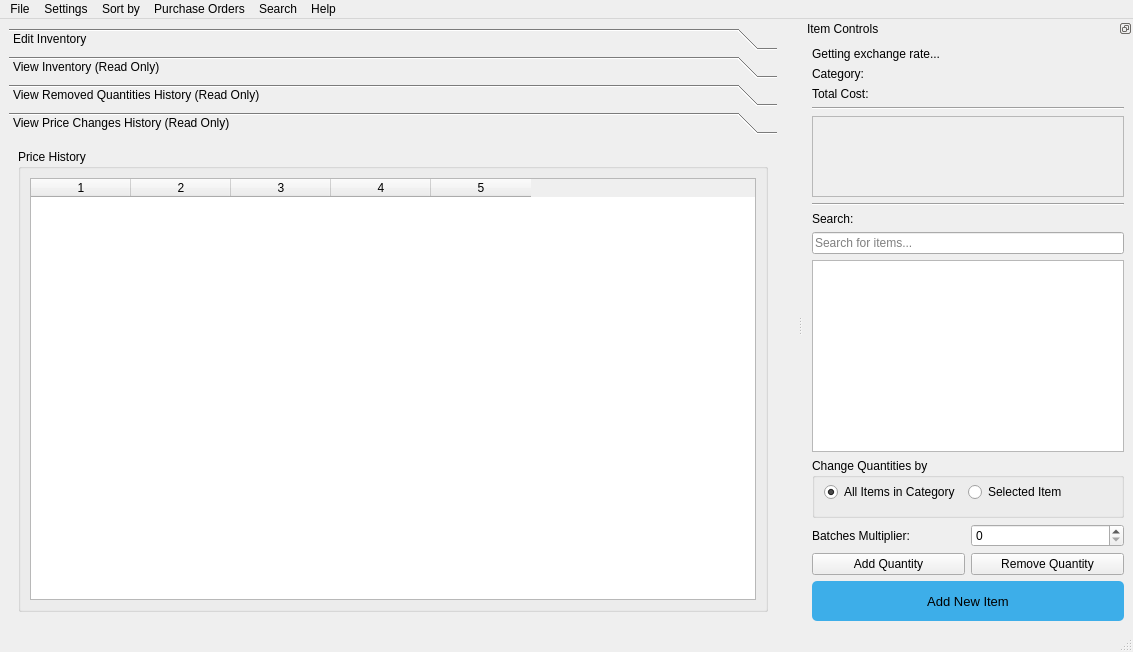
Before: the Qt Designer form ui/main_menu.ui in TheCodingJsoftware/Invigo, drawn with Qt 5.
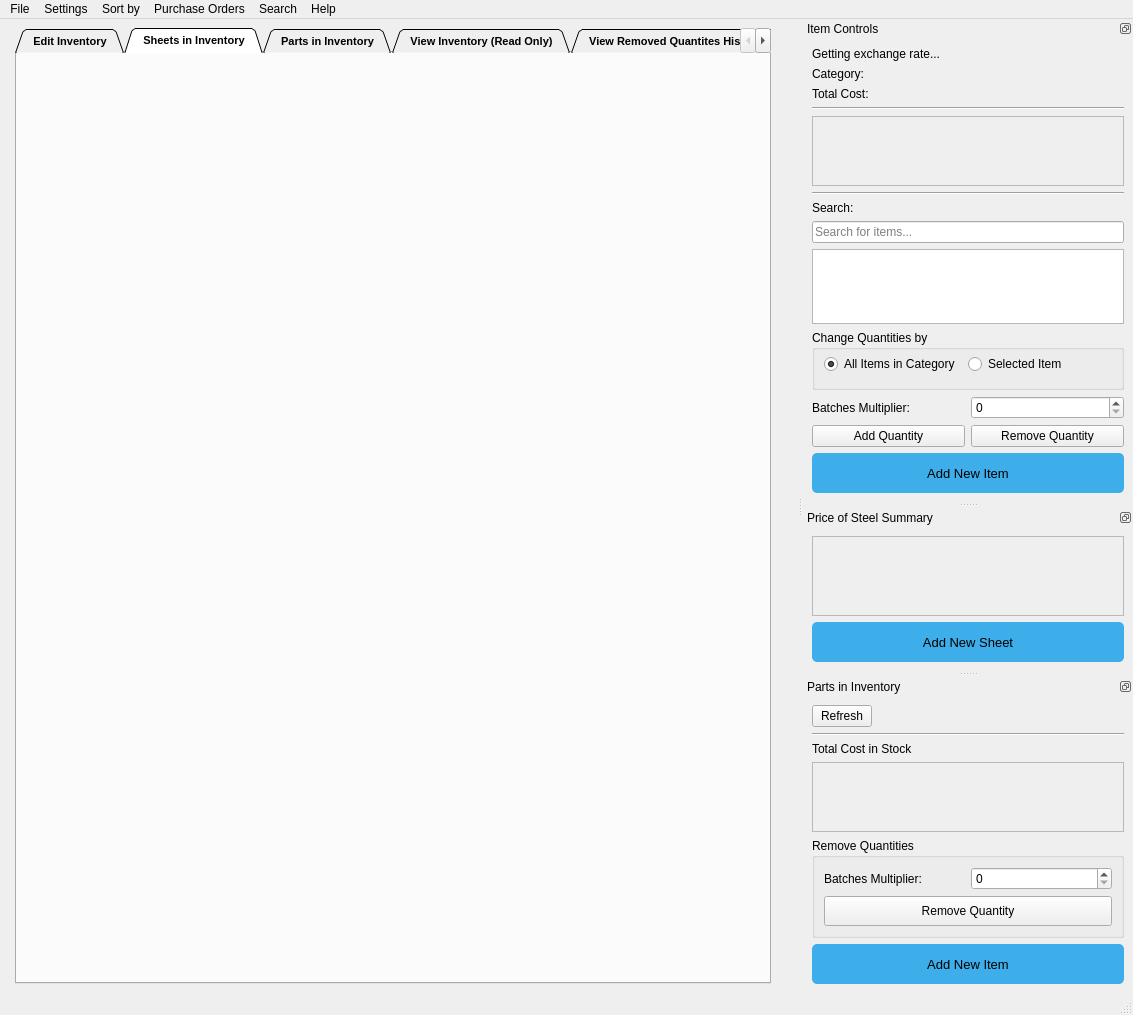
After: the same form once the commit is applied.

Patch:
```diff
--- a/ui/main_menu.ui
+++ b/ui/main_menu.ui
@@ -8,7 +8,7 @@
     <x>0</x>
     <y>0</y>
     <width>1133</width>
-    <height>652</height>
+    <height>1006</height>
    </rect>
   </property>
   <property name="acceptDrops">
@@ -23,53 +23,78 @@
      <number>20</number>
     </property>
     <item>
-     <widget class="QToolBox" name="toolBox">
-      <property name="frameShape">
-       <enum>QFrame::NoFrame</enum>
+     <layout class="QVBoxLayout" name="verticalLayout_status">
+      <property name="leftMargin">
+       <number>6</number>
       </property>
-      <property name="frameShadow">
-       <enum>QFrame::Plain</enum>
+      <property name="rightMargin">
+       <number>6</number>
+      </property>
+      <item>
+       <widget class="QTabWidget" name="tabWidget">
+        <property name="minimumSize">
+         <size>
+          <width>300</width>
+          <height>0</height>
+         </size>
+        </property>
+        <property name="font">
+         <font>
+          <pointsize>8</pointsize>
+          <weight>75</weight>
+          <bold>true</bold>
+         </font>
+        </property>
+        <property name="tabPosition">
+         <enum>QTabWidget::North</enum>
+        </property>
+        <property name="tabShape">
+         <enum>QTabWidget::Triangular</enum>
       </property>
       <property name="currentIndex">
-       <number>3</number>
-      </property>
-      <widget class="QWidget" name="inventory_page">
-       <property name="geometry">
-        <rect>
-         <x>0</x>
-         <y>0</y>
-         <width>770</width>
-         <height>477</height>
-        </rect>
-       </property>
-       <attribute name="label">
-        <string>Edit Inventory</string>
-       </attribute>
-       <attribute name="toolTip">
-        <string>Manage all items</string>
-       </attribute>
-       <layout class="QHBoxLayout" name="horizontalLayout_4">
+         <number>1</number>
+        </property>
+        <property name="elideMode">
+         <enum>Qt::ElideNone</enum>
+        </property>
+        <property name="tabBarAutoHide">
+         <bool>false</bool>
+        </property>
+        <widget class="QWidget" name="inventory_tab">
+         <attribute name="title">
+          <string>  Edit Inventory  </string>
+         </attribute>
+         <layout class="QVBoxLayout" name="verticalLayout_7">
         <item>
          <layout class="QVBoxLayout" name="verticalLayout"/>
         </item>
        </layout>
       </widget>
-      <widget class="QWidget" name="view_page">
-       <property name="geometry">
-        <rect>
-         <x>0</x>
-         <y>0</y>
-         <width>770</width>
-         <height>477</height>
-        </rect>
-       </property>
-       <attribute name="label">
-        <string>View Inventory (Read Only)</string>
-       </attribute>
-       <attribute name="toolTip">
-        <string>View all inventory items as read only.</string>
-       </attribute>
-       <layout class="QHBoxLayout" name="horizontalLayout_5">
+        <widget class="QWidget" name="tab_5">
+         <attribute name="title">
+          <string>  Sheets in Inventory  </string>
+         </attribute>
+         <layout class="QVBoxLayout" name="verticalLayout_13">
+          <item>
+           <layout class="QVBoxLayout" name="verticalLayout_10"/>
+          </item>
+         </layout>
+        </widget>
+        <widget class="QWidget" name="tab">
+         <attribute name="title">
+          <string>  Parts in Inventory  </string>
+         </attribute>
+         <layout class="QVBoxLayout" name="verticalLayout_12">
+          <item>
+           <layout class="QVBoxLayout" name="verticalLayout_11"/>
+          </item>
+         </layout>
+        </widget>
+        <widget class="QWidget" name="view_inventory_tab">
+         <attribute name="title">
+          <string>  View Inventory (Read Only)  </string>
+         </attribute>
+         <layout class="QHBoxLayout" name="horizontalLayout_14">
         <item>
          <layout class="QVBoxLayout" name="verticalLayout_4">
           <item>
@@ -79,19 +104,11 @@
         </item>
        </layout>
       </widget>
-      <widget class="QWidget" name="history_page">
-       <property name="geometry">
-        <rect>
-         <x>0</x>
-         <y>0</y>
-         <width>770</width>
-         <height>477</height>
-        </rect>
-       </property>
-       <attribute name="label">
-        <string>View Removed Quantities History (Read Only)</string>
-       </attribute>
-       <layout class="QHBoxLayout" name="horizontalLayout_7">
+        <widget class="QWidget" name="tab_3">
+         <attribute name="title">
+          <string>  View Removed Quantites History (Read Only)  </string>
+         </attribute>
+         <layout class="QVBoxLayout" name="verticalLayout_8">
         <item>
          <layout class="QVBoxLayout" name="verticalLayout_5">
           <item>
@@ -168,19 +185,11 @@
         </item>
        </layout>
       </widget>
-      <widget class="QWidget" name="price_history_page">
-       <property name="geometry">
-        <rect>
-         <x>0</x>
-         <y>0</y>
-         <width>770</width>
-         <height>477</height>
-        </rect>
-       </property>
-       <attribute name="label">
-        <string>View Price Changes History (Read Only)</string>
-       </attribute>
-       <layout class="QHBoxLayout" name="horizontalLayout_9">
+        <widget class="QWidget" name="tab_4">
+         <attribute name="title">
+          <string>  View Price Changes History (Read Only)  </string>
+         </attribute>
+         <layout class="QVBoxLayout" name="verticalLayout_9">
         <item>
          <layout class="QHBoxLayout" name="horizontalLayout_8">
           <item>
@@ -210,14 +219,6 @@
       </widget>
      </widget>
     </item>
-    <item>
-     <layout class="QVBoxLayout" name="verticalLayout_status">
-      <property name="leftMargin">
-       <number>6</number>
-      </property>
-      <property name="rightMargin">
-       <number>6</number>
-      </property>
      </layout>
     </item>
    </layout>
@@ -351,7 +352,7 @@
    <property name="minimumSize">
     <size>
      <width>330</width>
-     <height>491</height>
+     <height>483</height>
     </size>
    </property>
    <property name="floating">
@@ -415,7 +416,7 @@
             <x>0</x>
             <y>0</y>
             <width>308</width>
-            <height>78</height>
+            <height>69</height>
            </rect>
           </property>
           <property name="maximumSize">
@@ -680,6 +681,410 @@
     </layout>
    </widget>
   </widget>
+  <widget class="QDockWidget" name="dockWidget_price_of_steel">
+   <property name="enabled">
+    <bool>true</bool>
+   </property>
+   <property name="minimumSize">
+    <size>
+     <width>330</width>
+     <height>163</height>
+    </size>
+   </property>
+   <property name="features">
+    <set>QDockWidget::DockWidgetFloatable|QDockWidget::DockWidgetMovable</set>
+   </property>
+   <property name="allowedAreas">
+    <set>Qt::LeftDockWidgetArea|Qt::RightDockWidgetArea</set>
+   </property>
+   <property name="windowTitle">
+    <string>Price of Steel Summary</string>
+   </property>
+   <attribute name="dockWidgetArea">
+    <number>2</number>
+   </attribute>
+   <widget class="QWidget" name="dockWidgetContents_price_of_steel">
+    <layout class="QVBoxLayout" name="verticalLayout_15">
+     <item>
+      <widget class="QScrollArea" name="scrollArea_2">
+       <property name="widgetResizable">
+        <bool>true</bool>
+       </property>
+       <widget class="QWidget" name="scrollAreaWidgetContents_2">
+        <property name="geometry">
+         <rect>
+          <x>0</x>
+          <y>0</y>
+          <width>310</width>
+          <height>75</height>
+         </rect>
+        </property>
+        <property name="maximumSize">
+         <size>
+          <width>16777215</width>
+          <height>16777215</height>
+         </size>
+        </property>
+        <layout class="QVBoxLayout" name="verticalLayout_16">
+         <property name="spacing">
+          <number>0</number>
+         </property>
+         <property name="leftMargin">
+          <number>0</number>
+         </property>
+         <property name="topMargin">
+          <number>0</number>
+         </property>
+         <property name="rightMargin">
+          <number>0</number>
+         </property>
+         <property name="bottomMargin">
+          <number>0</number>
+         </property>
+         <item>
+          <layout class="QVBoxLayout" name="verticalLayout_14">
+           <property name="spacing">
+            <number>0</number>
+           </property>
+           <item>
+            <layout class="QGridLayout" name="gridLayout_price_of_steel">
+             <property name="horizontalSpacing">
+              <number>0</number>
+             </property>
+             <property name="verticalSpacing">
+              <number>6</number>
+             </property>
+            </layout>
+           </item>
+          </layout>
+         </item>
+         <item>
+          <spacer name="verticalSpacer">
+           <property name="orientation">
+            <enum>Qt::Vertical</enum>
+           </property>
+           <property name="sizeHint" stdset="0">
+            <size>
+             <width>20</width>
+             <height>40</height>
+            </size>
+           </property>
+          </spacer>
+         </item>
+        </layout>
+       </widget>
+      </widget>
+     </item>
+     <item>
+      <widget class="QPushButton" name="pushButton_add_new_sheet">
+       <property name="enabled">
+        <bool>true</bool>
+       </property>
+       <property name="sizePolicy">
+        <sizepolicy hsizetype="Minimum" vsizetype="Preferred">
+         <horstretch>0</horstretch>
+         <verstretch>0</verstretch>
+        </sizepolicy>
+       </property>
+       <property name="minimumSize">
+        <size>
+         <width>0</width>
+         <height>40</height>
+        </size>
+       </property>
+       <property name="maximumSize">
+        <size>
+         <width>16777215</width>
+         <height>40</height>
+        </size>
+       </property>
+       <property name="font">
+        <font>
+         <pointsize>10</pointsize>
+        </font>
+       </property>
+       <property name="cursor">
+        <cursorShape>ArrowCursor</cursorShape>
+       </property>
+       <property name="toolTip">
+        <string/>
+       </property>
+       <property name="statusTip">
+        <string>Create a new item</string>
+       </property>
+       <property name="styleSheet">
+        <string notr="true">
+        QPushButton#pushButton_add_new_sheet{
+            background-color: #3daee9;
+            border: 0.04em solid  #3daee9;
+            border-radius: 5px;
+        }
+        QPushButton#pushButton_add_new_sheet:hover{
+            background-color: #49b3eb;
+            border: 0.04em solid  #49b3eb;
+            border-radius: 5px;
+        }
+        QPushButton#pushButton_add_new_sheet:pressed{
+            background-color: #5cbaed;
+            color: #bae2f8;
+            border: 0.04em solid  #5cbaed;
+            border-radius: 5px;
+        }
+QPushButton#pushButton_add_new_sheet:disabled{
+            background-color: #222222;
+            color: gray;
+            border: 0.04em solid  gray;
+            border-radius: 1px;
+        }</string>
+       </property>
+       <property name="text">
+        <string>Add New Sheet</string>
+       </property>
+       <property name="checkable">
+        <bool>false</bool>
+       </property>
+       <property name="default">
+        <bool>false</bool>
+       </property>
+       <property name="flat">
+        <bool>false</bool>
+       </property>
+      </widget>
+     </item>
+    </layout>
+   </widget>
+  </widget>
+  <widget class="QDockWidget" name="dockWidget_parts_in_inventory">
+   <property name="minimumSize">
+    <size>
+     <width>330</width>
+     <height>313</height>
+    </size>
+   </property>
+   <property name="features">
+    <set>QDockWidget::DockWidgetFloatable|QDockWidget::DockWidgetMovable</set>
+   </property>
+   <property name="allowedAreas">
+    <set>Qt::LeftDockWidgetArea|Qt::RightDockWidgetArea</set>
+   </property>
+   <property name="windowTitle">
+    <string>Parts in Inventory</string>
+   </property>
+   <attribute name="dockWidgetArea">
+    <number>2</number>
+   </attribute>
+   <widget class="QWidget" name="dockWidgetContents_2">
+    <layout class="QVBoxLayout" name="verticalLayout_18">
+     <item>
+      <layout class="QVBoxLayout" name="verticalLayout_20">
+       <item>
+        <widget class="QPushButton" name="pushButton_refresh">
+         <property name="maximumSize">
+          <size>
+           <width>60</width>
+           <height>16777215</height>
+          </size>
+         </property>
+         <property name="toolTip">
+          <string>Downloads and refreshes inventory</string>
+         </property>
+         <property name="statusTip">
+          <string>Downloads and refreshes inventory</string>
+         </property>
+         <property name="text">
+          <string>Refresh</string>
+         </property>
+         <property name="flat">
+          <bool>false</bool>
+         </property>
+        </widget>
+       </item>
+       <item>
+        <widget class="Line" name="line_3">
+         <property name="orientation">
+          <enum>Qt::Horizontal</enum>
+         </property>
+        </widget>
+       </item>
+       <item>
+        <widget class="QLabel" name="label_4">
+         <property name="text">
+          <string>Total Cost in Stock</string>
+         </property>
+        </widget>
+       </item>
+       <item>
+        <widget class="QScrollArea" name="scrollArea_3">
+         <property name="widgetResizable">
+          <bool>true</bool>
+         </property>
+         <widget class="QWidget" name="scrollAreaWidgetContents_3">
+          <property name="geometry">
+           <rect>
+            <x>0</x>
+            <y>0</y>
+            <width>308</width>
+            <height>69</height>
+           </rect>
+          </property>
+          <layout class="QVBoxLayout" name="verticalLayout_21">
+           <property name="leftMargin">
+            <number>0</number>
+           </property>
+           <property name="topMargin">
+            <number>0</number>
+           </property>
+           <property name="rightMargin">
+            <number>0</number>
+           </property>
+           <property name="bottomMargin">
+            <number>0</number>
+           </property>
+           <item>
+            <layout class="QVBoxLayout" name="verticalLayout_17">
+             <item>
+              <layout class="QGridLayout" name="gridLayout_parts_in_inventory_summary">
+               <property name="horizontalSpacing">
+                <number>0</number>
+               </property>
+              </layout>
+             </item>
+            </layout>
+           </item>
+           <item>
+            <spacer name="verticalSpacer_2">
+             <property name="orientation">
+              <enum>Qt::Vertical</enum>
+             </property>
+             <property name="sizeHint" stdset="0">
+              <size>
+               <width>20</width>
+               <height>40</height>
+              </size>
+             </property>
+            </spacer>
+           </item>
+          </layout>
+         </widget>
+        </widget>
+       </item>
+       <item>
+        <widget class="QGroupBox" name="groupBox_5">
+         <property name="title">
+          <string>Remove Quantities</string>
+         </property>
+         <layout class="QVBoxLayout" name="verticalLayout_19">
+          <item>
+           <layout class="QGridLayout" name="gridLayout_2">
+            <item row="0" column="0">
+             <widget class="QLabel" name="label_3">
+              <property name="text">
+               <string>Batches Multiplier:</string>
+              </property>
+             </widget>
+            </item>
+            <item row="0" column="1">
+             <widget class="QSpinBox" name="spinBox_quantity_for_inventory"/>
+            </item>
+           </layout>
+          </item>
+          <item>
+           <widget class="QPushButton" name="pushButton_remove_quantities_from_inventory">
+            <property name="minimumSize">
+             <size>
+              <width>0</width>
+              <height>30</height>
+             </size>
+            </property>
+            <property name="text">
+             <string>Remove Quantity</string>
+            </property>
+           </widget>
+          </item>
+         </layout>
+        </widget>
+       </item>
+       <item>
+        <widget class="QPushButton" name="pushButton_add_new_item_to_inventory">
+         <property name="enabled">
+          <bool>true</bool>
+         </property>
+         <property name="sizePolicy">
+          <sizepolicy hsizetype="Minimum" vsizetype="Preferred">
+           <horstretch>0</horstretch>
+           <verstretch>0</verstretch>
+          </sizepolicy>
+         </property>
+         <property name="minimumSize">
+          <size>
+           <width>0</width>
+           <height>40</height>
+          </size>
+         </property>
+         <property name="maximumSize">
+          <size>
+           <width>16777215</width>
+           <height>40</height>
+          </size>
+         </property>
+         <property name="font">
+          <font>
+           <pointsize>10</pointsize>
+          </font>
+         </property>
+         <property name="cursor">
+          <cursorShape>ArrowCursor</cursorShape>
+         </property>
+         <property name="toolTip">
+          <string/>
+         </property>
+         <property name="statusTip">
+          <string>Create a new item</string>
+         </property>
+         <property name="styleSheet">
+          <string notr="true">
+             QPushButton#pushButton_add_new_item_to_inventory{
+                 background-color: #3daee9;
+                 border: 0.04em solid  #3daee9;
+                 border-radius: 5px;
+             }
+             QPushButton#pushButton_add_new_item_to_inventory:hover{
+                 background-color: #49b3eb;
+                 border: 0.04em solid  #49b3eb;
+                 border-radius: 5px;
+             }
+             QPushButton#pushButton_add_new_item_to_inventory:pressed{
+                 background-color: #5cbaed;
+                 color: #bae2f8;
+                 border: 0.04em solid  #5cbaed;
+                 border-radius: 5px;
+             }
+     QPushButton#pushButton_add_new_item_to_inventory:disabled{
+                 background-color: #222222;
+                 color: gray;
+                 border: 0.04em solid  gray;
+                 border-radius: 1px;
+             }</string>
+         </property>
+         <property name="text">
+          <string>Add New Item</string>
+         </property>
+         <property name="checkable">
+          <bool>false</bool>
+         </property>
+         <property name="default">
+          <bool>false</bool>
+         </property>
+         <property name="flat">
+          <bool>false</bool>
+         </property>
+        </widget>
+       </item>
+      </layout>
+     </item>
+    </layout>
+   </widget>
+  </widget>
   <action name="actionExit">
    <property name="text">
     <string>Exit</string>
@@ -907,10 +1312,10 @@
     <string>Website</string>
    </property>
    <property name="toolTip">
-    <string>https://piney-manufacturing-inventory.herokuapp.com</string>
+    <string>http://10.0.0.92:5051</string>
    </property>
    <property name="statusTip">
-    <string>https://piney-manufacturing-inventory.herokuapp.com</string>
+    <string>http://10.0.0.92:5051</string>
    </property>
   </action>
   <action name="actionPrint_Inventory">
```
Lines whose indentation alone changed are shown as unchanged.
